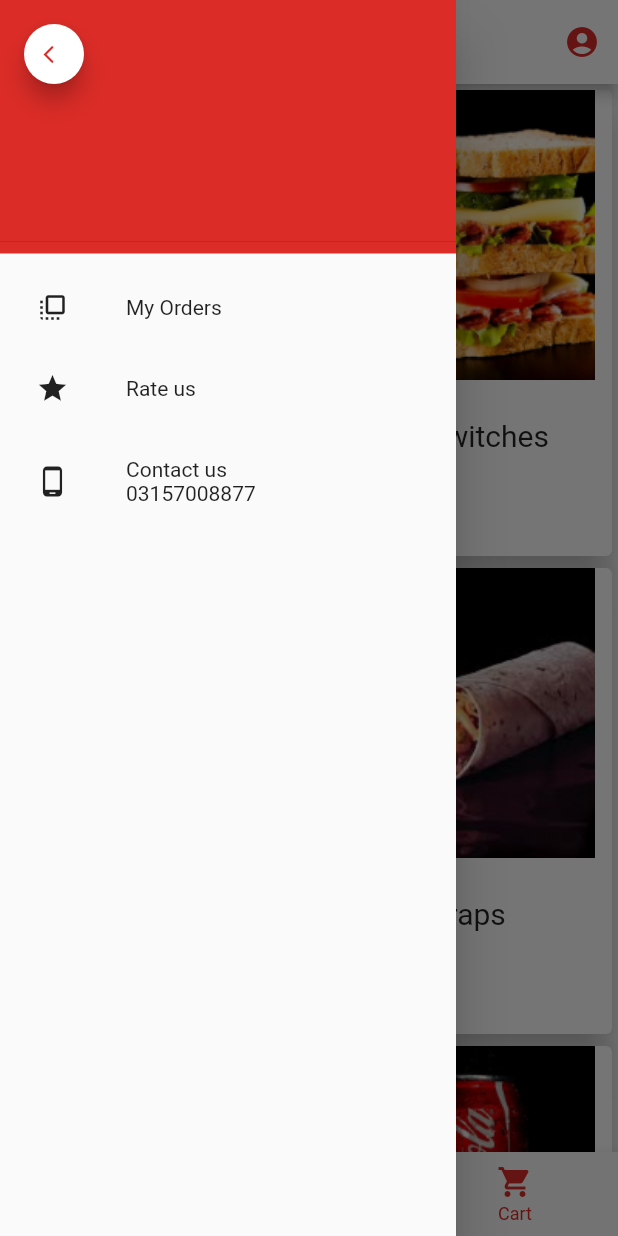
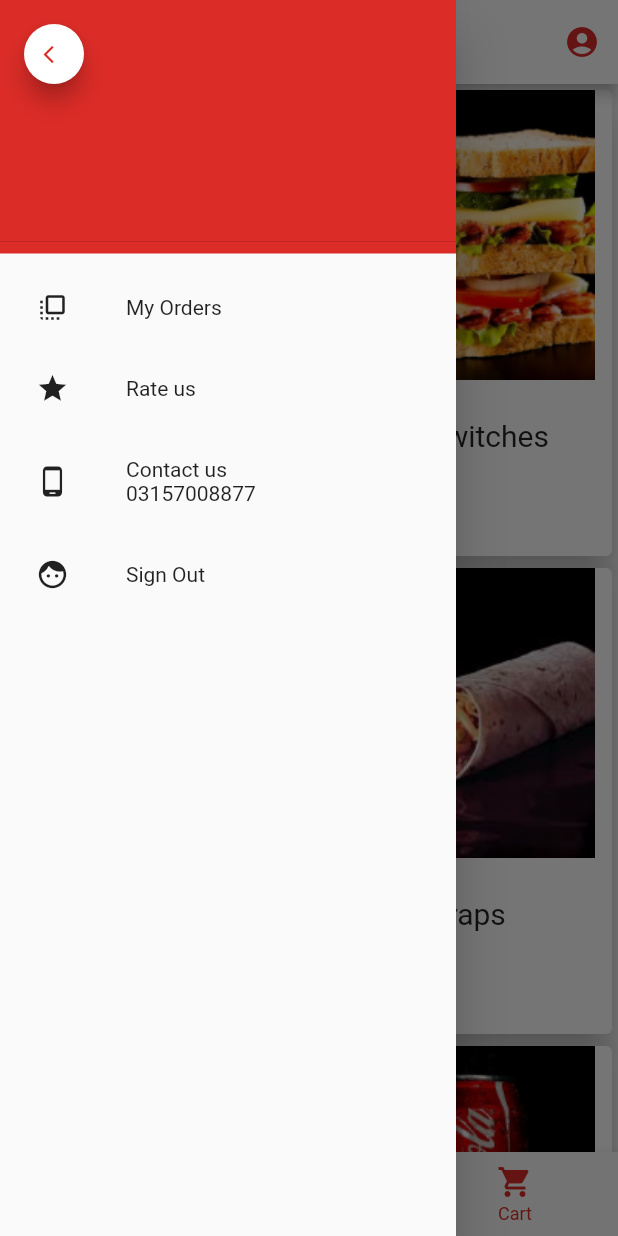
Before and after one commit to mrsahibzada/Crepito99, a Flutter app: the GridViewList screen opened directly, with the side drawer open, on a phone screen of 412 x 824 dp. Run offline on Flutter 3.47's test engine with Material 2 defaults, Android fonts, the phone set to English and light mode, and no system bars; our stand-ins replace cloud_firestore, firebase_auth, firebase_storage, google_maps_flutter, location, progress_indicators; missing offline and left inert: geoflutterfire; accounts and stored records are empty.

Commit message:
Minor tweaks.

```diff
--- a/lib/cart.dart
+++ b/lib/cart.dart
@@ -24,10 +24,7 @@ class CartDetails {
     int orderNo = order_no["no"] + 1;
     var tempData =
         await Firestore.instance.collection("myorders").document(uid).get();
-    if (tempData == null)
-      orderList = [];
-    else
-      orderList = tempData["orderList"];
+    orderList = tempData["orderList"];
     print("look");
     print(uid);
     orderList.add(orderNo);
--- a/lib/drawer.dart
+++ b/lib/drawer.dart
@@ -1,6 +1,8 @@
+import 'package:crepito99/login_screen.dart';
+import 'package:crepito99/my_orders.dart';
 import 'package:crepito99/styling.dart';
 import 'package:flutter/material.dart';
-import 'package:crepito99/my_orders.dart';
+import 'package:url_launcher/url_launcher.dart';
 
 class App_Drawer extends StatelessWidget {
   const App_Drawer({
@@ -14,11 +16,19 @@ class App_Drawer extends StatelessWidget {
         child: ListView(// 4 Options in Drawer
             children: <Widget>[
       CustomDrawerHeader(), // Displays drawer header information
-      CustomListItem(Icons.flip_to_front, 'My Orders',
-              () =>
-              Navigator.of(context).push(MaterialPageRoute(builder: (context) => My_orders()))), // Displays Option in drawer
+      CustomListItem(
+          Icons.flip_to_front,
+          'My Orders',
+          () => Navigator.of(context).push(MaterialPageRoute(
+              builder: (context) => My_orders()))), // Displays Option in drawer
       CustomListItem(Icons.star, 'Rate us', () => {}),
-      CustomListItem(Icons.phone_android, 'Contact us\n03157008877', () => {}),
+      CustomListItem(Icons.phone_android, 'Contact us\n03157008877',
+          () => launch("tel://03157008877")),
+      CustomListItem(
+          Icons.face,
+          'Sign Out',
+          () => Navigator.of(context)
+              .push(MaterialPageRoute(builder: (context) => LoginScreen()))),
     ]));
   }
 }
--- a/lib/login_screen.dart
+++ b/lib/login_screen.dart
@@ -1,5 +1,4 @@
 import 'package:cloud_firestore/cloud_firestore.dart';
-import 'package:crepito99/DatabaseServices.dart';
 import 'package:crepito99/cart.dart';
 import 'package:crepito99/home_page.dart';
 import 'package:firebase_auth/firebase_auth.dart';
@@ -24,7 +23,6 @@ class _LoginScreenState extends State<LoginScreen> {
       final _auth = FirebaseAuth.instance;
       final FirebaseUser user = await _auth.currentUser();
       uid = user.uid;
-      await DatabaseService(uid: uid).updateMyOrders([]);
       var data =
           await Firestore.instance.collection('cart').document(uid).get();
       cartData.cartItems = data['NoOfItems'];
@@ -36,7 +34,6 @@ class _LoginScreenState extends State<LoginScreen> {
       final _auth = FirebaseAuth.instance;
       final FirebaseUser user = await _auth.currentUser();
       uid = user.uid;
-      await DatabaseService(uid: uid).updateMyOrders([]);
       cartData.cartItems = 0;
       cartData.itemNames = [];
       cartData.itemPrices = [];
--- a/pubspec.yaml
+++ b/pubspec.yaml
@@ -7,6 +7,7 @@ environment:
   sdk: ">=2.1.0 <3.0.0"
 
 dependencies:
+  url_launcher: ^5.0.3
   progress_indicators: ^0.1.5
   firebase_auth: ^0.16.0
   firebase_core: ^0.4.4+3
```
Also changed, not shown: lib/Beverages_Page.dart (+11 -8 lines), lib/Blizzards_Page.dart (+9 -7 lines), lib/Burgers_Page.dart (+6 -2 lines), lib/IceCreamShakes_Page.dart (+8 -6 lines), lib/Sandwiches_Page.dart (+16 -14 lines), lib/Shawarmas_Page.dart (+11 -9 lines), lib/Specials_Page.dart (+10 -7 lines), lib/Tracking.dart (+101 -82 lines), lib/Wraps_Page.dart (+9 -7 lines), lib/home_page.dart (+19 -11 lines), pubspec.lock.
